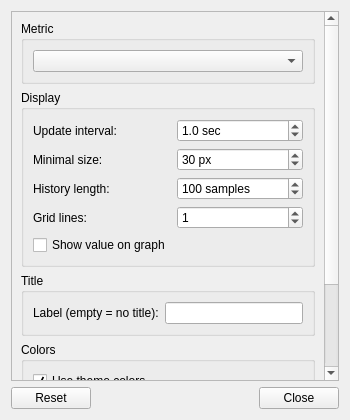
This is nvmonitorconfiguration.ui in portnov/lxqt-nvmonitor as Qt 5 draws it before an edit. The edited form follows.
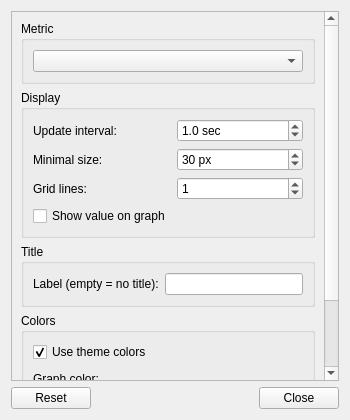
This is the edited form.

Commit message: Remove unused "history length" setting.

What changed in the file:
```diff
--- a/nvmonitorconfiguration.ui
+++ b/nvmonitorconfiguration.ui
@@ -101,36 +101,13 @@
            </widget>
           </item>
           <item row="2" column="0">
-           <widget class="QLabel" name="maxHistoryL">
-            <property name="text">
-             <string>History length:</string>
-            </property>
-           </widget>
-          </item>
-          <item row="2" column="1">
-           <widget class="QSpinBox" name="maxHistorySB">
-            <property name="suffix">
-             <string> samples</string>
-            </property>
-            <property name="minimum">
-             <number>10</number>
-            </property>
-            <property name="maximum">
-             <number>1000</number>
-            </property>
-            <property name="value">
-             <number>100</number>
-            </property>
-           </widget>
-          </item>
-          <item row="3" column="0">
            <widget class="QLabel" name="gridLinesL">
             <property name="text">
              <string>Grid lines:</string>
             </property>
            </widget>
           </item>
-          <item row="3" column="1">
+          <item row="2" column="1">
            <widget class="QSpinBox" name="gridLinesSB">
             <property name="minimum">
              <number>0</number>
@@ -143,7 +120,7 @@
             </property>
            </widget>
           </item>
-          <item row="4" column="0">
+          <item row="3" column="0">
            <widget class="QCheckBox" name="showValueCB">
             <property name="text">
              <string>Show value on graph</string>
```
